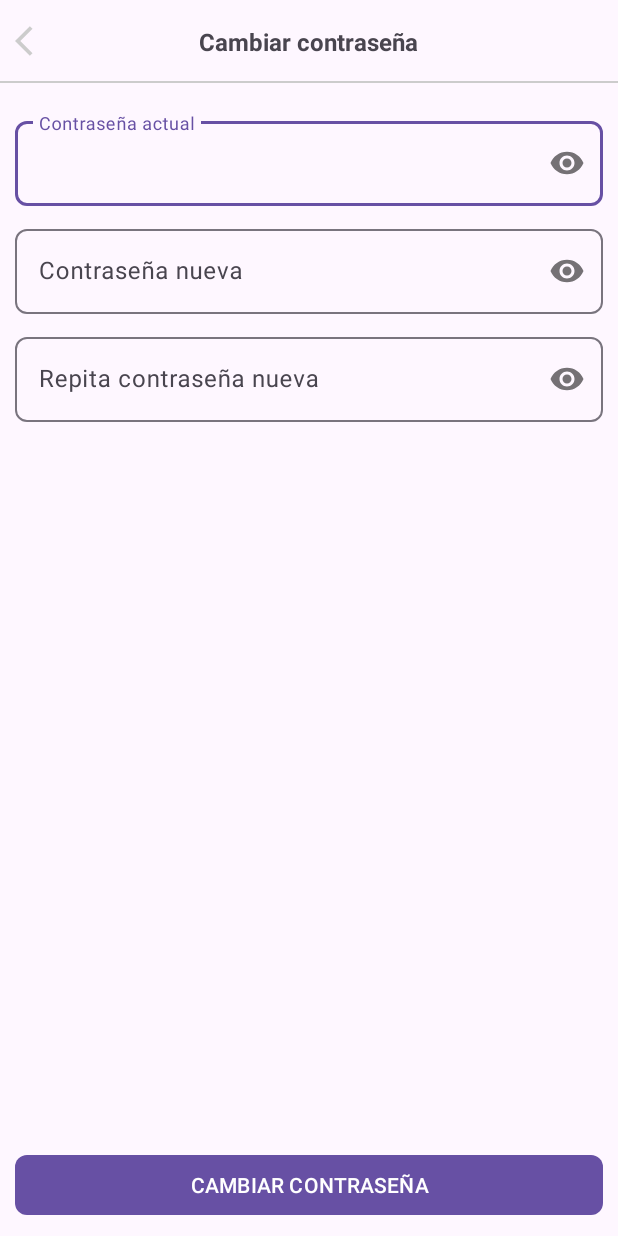
After one commit to SmilexX98/MobileBusiness, an Android app: the CambiarPasswordActivity screen opened directly, with no data from a screen before it, on a phone screen of 412 x 824 dp. The commit adds this screen. Run offline under Robolectric (Android 15) with nearby library versions, the phone set to English and light mode, and no system bars.

Commit message:
update password UI

```diff
--- a/app/src/main/AndroidManifest.xml
+++ b/app/src/main/AndroidManifest.xml
@@ -16,6 +16,9 @@
         android:theme="@style/Theme.Chat"
         android:usesCleartextTraffic="true"
         tools:targetApi="31">
+        <activity
+            android:name=".CambiarPasswordActivity"
+            android:exported="false" />
         <activity
             android:name=".OlvidePasswordActivity"
             android:exported="false" />
--- /dev/null
+++ b/app/src/main/java/martinez/javier/chat/CambiarPasswordActivity.kt
@@ -0,0 +1,20 @@
+package martinez.javier.chat
+
+import android.os.Bundle
+import androidx.activity.enableEdgeToEdge
+import androidx.appcompat.app.AppCompatActivity
+import androidx.core.view.ViewCompat
+import androidx.core.view.WindowInsetsCompat
+
+class CambiarPasswordActivity : AppCompatActivity() {
+    override fun onCreate(savedInstanceState: Bundle?) {
+        super.onCreate(savedInstanceState)
+        enableEdgeToEdge()
+        setContentView(R.layout.activity_cambiar_password)
+        ViewCompat.setOnApplyWindowInsetsListener(findViewById(R.id.main)) { v, insets ->
+            val systemBars = insets.getInsets(WindowInsetsCompat.Type.systemBars())
+            v.setPadding(systemBars.left, systemBars.top, systemBars.right, systemBars.bottom)
+            insets
+        }
+    }
+}
--- a/app/src/main/java/martinez/javier/chat/Fragmentos/FragmentPerfil.kt
+++ b/app/src/main/java/martinez/javier/chat/Fragmentos/FragmentPerfil.kt
@@ -14,6 +14,7 @@ import com.google.firebase.database.DataSnapshot
 import com.google.firebase.database.DatabaseError
 import com.google.firebase.database.FirebaseDatabase
 import com.google.firebase.database.ValueEventListener
+import martinez.javier.chat.CambiarPasswordActivity
 import martinez.javier.chat.Constantes
 import martinez.javier.chat.EditarInformacionActivity
 import martinez.javier.chat.OpcionesLoginActivity
@@ -49,6 +50,11 @@ class FragmentPerfil : Fragment() {
         binding.btnActualizarInfo.setOnClickListener {
             //mContext = de este fragmento a....
             startActivity(Intent(mContext, EditarInformacionActivity::class.java))
+        }
+
+        //ELIMINAR SI SE DECIDE NO INGRESAR POR EMAIL
+        binding.btnCambiarPass.setOnClickListener {
+            startActivity(Intent(mContext, CambiarPasswordActivity::class.java))
         }
 
         binding.btnCerrarsesion.setOnClickListener {
@@ -96,6 +102,11 @@ class FragmentPerfil : Fragment() {
                         ).show()
                     }
 
+                    //ELIMINAR SI SE DECIDE NO INGRESAR POR EMAIL
+                    if (proveedor == "Email"){
+                        binding.btnCambiarPass.visibility = View.VISIBLE
+                    }
+
 
                 }
 
--- /dev/null
+++ b/app/src/main/res/layout/activity_cambiar_password.xml
@@ -0,0 +1,129 @@
+<?xml version="1.0" encoding="utf-8"?>
+<RelativeLayout
+    xmlns:android="http://schemas.android.com/apk/res/android"
+    xmlns:app="http://schemas.android.com/apk/res-auto"
+    xmlns:tools="http://schemas.android.com/tools"
+    android:id="@+id/main"
+    android:layout_width="match_parent"
+    android:layout_height="match_parent"
+    tools:context=".CambiarPasswordActivity">
+
+    <RelativeLayout
+        android:id="@+id/toolbarRL"
+        android:layout_width="match_parent"
+        android:layout_height="55dp">
+
+        <ImageButton
+            android:id="@+id/IbRegresar"
+            android:background="@android:color/transparent"
+            android:padding="10dp"
+            android:layout_centerVertical="true"
+            android:src="@drawable/ic_regresar"
+            android:layout_width="wrap_content"
+            android:layout_height="wrap_content"/>
+
+        <TextView
+            android:id="@+id/txt_cambiar_pass"
+            android:text="@string/txt_cambiar_pass"
+            android:textSize="16sp"
+            android:textStyle="bold"
+            android:layout_centerInParent="true"
+            android:layout_width="wrap_content"
+            android:layout_height="wrap_content"/>
+
+        <View
+            android:background="#cccccc"
+            android:layout_alignParentBottom="true"
+            android:layout_width="match_parent"
+            android:layout_height="1dp"/>
+
+
+    </RelativeLayout>
+
+    <RelativeLayout
+        android:layout_width="match_parent"
+        android:layout_height="match_parent"
+        android:padding="10dp"
+        android:layout_below="@id/toolbarRL">
+
+        <!--Password actual-->
+        <com.google.android.material.textfield.TextInputLayout
+            android:id="@+id/TILPasswordActual"
+            android:layout_width="match_parent"
+            android:layout_height="wrap_content"
+            app:boxCornerRadiusTopStart="8dp"
+            app:boxCornerRadiusTopEnd="8dp"
+            app:boxCornerRadiusBottomStart="8dp"
+            app:boxCornerRadiusBottomEnd="8dp"
+            android:layout_marginTop="10dp"
+            app:passwordToggleEnabled="true">
+
+            <EditText
+                android:id="@+id/et_pass_actual"
+                android:hint="@string/et_pass_actual"
+                android:inputType="textPassword"
+                android:layout_width="match_parent"
+                android:layout_height="wrap_content"/>
+
+
+        </com.google.android.material.textfield.TextInputLayout>
+
+        <!--Password nueva-->
+        <com.google.android.material.textfield.TextInputLayout
+            android:id="@+id/TILPasseoNueva"
+            android:layout_below="@id/TILPasswordActual"
+            android:layout_width="match_parent"
+            android:layout_height="wrap_content"
+            app:boxCornerRadiusTopStart="8dp"
+            app:boxCornerRadiusTopEnd="8dp"
+            app:boxCornerRadiusBottomStart="8dp"
+            app:boxCornerRadiusBottomEnd="8dp"
+            android:layout_marginTop="10dp"
+            app:passwordToggleEnabled="true">
+
+            <EditText
+                android:id="@+id/et_pass_nueva"
+                android:hint="@string/et_pass_nueva"
+                android:inputType="textPassword"
+                android:layout_width="match_parent"
+                android:layout_height="wrap_content"/>
+
+
+        </com.google.android.material.textfield.TextInputLayout>
+
+        <!--Repetir password nueva-->
+        <com.google.android.material.textfield.TextInputLayout
+            android:id="@+id/TILRepetirPasseoNueva"
+            android:layout_below="@id/TILPasseoNueva"
+            android:layout_width="match_parent"
+            android:layout_height="wrap_content"
+            app:boxCornerRadiusTopStart="8dp"
+            app:boxCornerRadiusTopEnd="8dp"
+            app:boxCornerRadiusBottomStart="8dp"
+            app:boxCornerRadiusBottomEnd="8dp"
+            android:layout_marginTop="10dp"
+            app:passwordToggleEnabled="true">
+
+            <EditText
+                android:id="@+id/et_r_pass_nueva"
+                android:hint="@string/et_r_pass_nueva"
+                android:inputType="textPassword"
+                android:layout_width="match_parent"
+                android:layout_height="wrap_content"/>
+
+
+        </com.google.android.material.textfield.TextInputLayout>
+
+        <com.google.android.material.button.MaterialButton
+            android:id="@+id/btn_CambiarPass"
+            android:text="@string/btn__CambiarPass"
+            android:textAllCaps="true"
+            android:layout_alignParentBottom="true"
+            app:cornerRadius="8dp"
+            android:layout_width="match_parent"
+            android:layout_height="wrap_content"/>
+
+
+    </RelativeLayout>
+
+</RelativeLayout>
--- a/app/src/main/res/layout/fragment_perfil.xml
+++ b/app/src/main/res/layout/fragment_perfil.xml
@@ -104,11 +104,25 @@
             android:layout_width="250dp"
             android:layout_height="wrap_content"/>
 
+        <!-- DEV Eliminar Si se decide no ingresar por email-->
+        <com.google.android.material.button.MaterialButton
+            android:id="@+id/btn_CambiarPass"
+            android:text="@string/btn__CambiarPass"
+            android:textAllCaps="true"
+            android:layout_below="@id/btn_ActualizarInfo"
+            android:layout_width="250dp"
+            android:layout_height="wrap_content"
+            android:layout_centerInParent="true"
+            android:visibility="gone"
+            android:layout_marginTop="10dp"
+            app:cornerRadius="8dp"/>
+
+        <!--Below = ActualizarInfo si se elimina lo anterior-->
         <com.google.android.material.button.MaterialButton
             android:id="@+id/btn_Cerrarsesion"
             android:text="@string/btn_Cerrarsesion"
             android:textAllCaps="true"
-            android:layout_below="@id/btn_ActualizarInfo"
+            android:layout_below="@id/btn_CambiarPass"
             android:layout_marginTop="10dp"
             android:layout_centerInParent="true"
             app:cornerRadius="8dp"
--- a/app/src/main/res/values/strings.xml
+++ b/app/src/main/res/values/strings.xml
@@ -28,6 +28,8 @@
     <string name="btn_ActualizarInfo">Actualizar</string>
     <string name="btn_Cerrarsesion">Cerrar sesión</string>
 
+    <string name="btn__CambiarPass">Cambiar contraseña</string>
+
     <!-- txt: Nombre del dato que se traera desde firebase (Nombres, Email, Proveedor, Miembor desde) -->
     <!-- tv: Almacenan el dato que se trae directamente desde firebase -->
 
@@ -47,6 +49,11 @@
     <string name="txt_ingrese_email">Ingrese su email para recuperar la cuenta</string>
     <string name="btn_Enviar">Enviar</string>
 
+    <string name="txt_cambiar_pass">Cambiar contraseña</string>
+    <string name="et_pass_actual">Contraseña actual</string>
+    <string name="et_pass_nueva">Contraseña nueva</string>
+    <string name="et_r_pass_nueva">Repita contraseña nueva</string>
+    <string name="btn_CambiarPassword">Cambiar</string>
 
     <!-- TODO: Remove or change this placeholder text -->
     <string name="hello_blank_fragment">Hello blank fragment</string>
```
